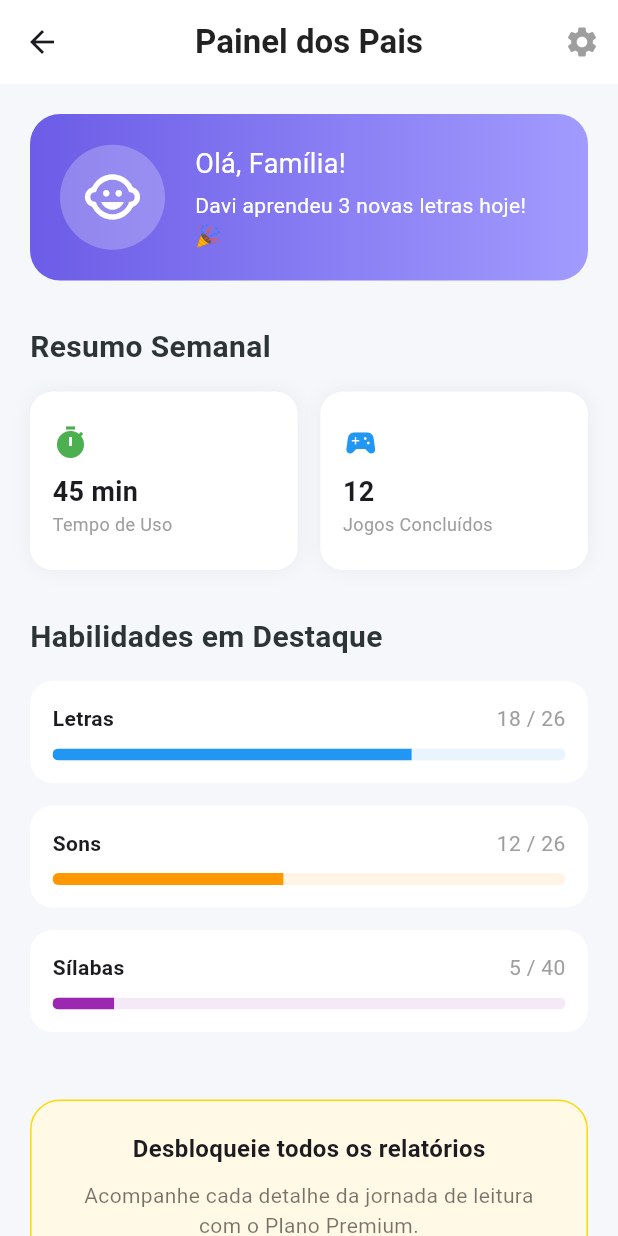
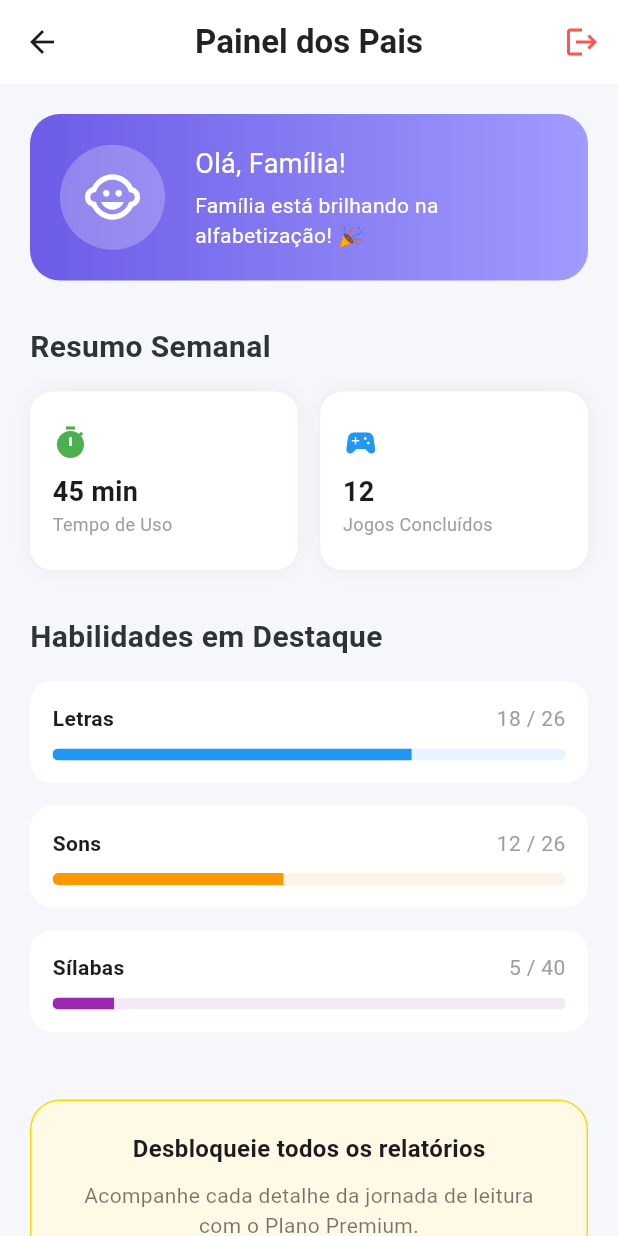
Before and after one commit to ZinuBernardo/missao-abc, a Flutter app: the ParentDashboardScreen screen opened directly, on a phone screen of 412 x 824 dp. Run offline on Flutter 3.47's test engine with Material 3 defaults, Android fonts, the phone set to English and light mode, and no system bars; our stand-ins replace audioplayers, cloud_firestore, firebase_auth, firebase_core, flutter_riverpod, lottie; accounts and stored records are empty; network calls fail.

Commit message:
feat: conecta todas as fases ao Firestore e torna o Painel dos Pais dinâmico

```diff
--- a/lib/features/auth/providers/auth_provider.dart
+++ b/lib/features/auth/providers/auth_provider.dart
@@ -22,3 +22,7 @@ class AuthNotifier extends StateNotifier<User?> {
     state = null;
   }
 }
+
+final authNotifierProvider = StateNotifierProvider<AuthNotifier, User?>((ref) {
+  return AuthNotifier();
+});
--- a/lib/features/auth/screens/landing_screen.dart
+++ b/lib/features/auth/screens/landing_screen.dart
@@ -2,10 +2,6 @@ import 'package:flutter/material.dart';
 import 'package:flutter_riverpod/flutter_riverpod.dart';
 import 'package:lottie/lottie.dart';
 import '../providers/auth_provider.dart';
-
-final authNotifierProvider = StateNotifierProvider<AuthNotifier, User?>((ref) {
-  return AuthNotifier();
-});
 
 class LandingScreen extends ConsumerWidget {
   const LandingScreen({super.key});
--- a/lib/features/parents_dashboard/screens/parent_dashboard_screen.dart
+++ b/lib/features/parents_dashboard/screens/parent_dashboard_screen.dart
@@ -1,10 +1,14 @@
 import 'package:flutter/material.dart';
+import 'package:flutter_riverpod/flutter_riverpod.dart';
+import '../../auth/providers/auth_provider.dart';
+import '../../auth/providers/profile_provider.dart';
 
-class ParentDashboardScreen extends StatelessWidget {
+class ParentDashboardScreen extends ConsumerWidget {
   const ParentDashboardScreen({super.key});
 
   @override
-  Widget build(BuildContext context) {
+  Widget build(BuildContext context, WidgetRef ref) {
+    final profile = ref.watch(profileProvider);
     return Scaffold(
       backgroundColor: const Color(0xFFF5F7FA),
       appBar: AppBar(
@@ -13,7 +17,13 @@ class ParentDashboardScreen extends StatelessWidget {
         elevation: 0,
         centerTitle: true,
         actions: [
-          IconButton(icon: const Icon(Icons.settings, color: Colors.grey), onPressed: () {}),
+          IconButton(
+            icon: const Icon(Icons.logout, color: Colors.redAccent),
+            onPressed: () {
+              ref.read(authNotifierProvider.notifier).signOut();
+              Navigator.pop(context);
+            },
+          ),
         ],
       ),
       body: SingleChildScrollView(
@@ -21,7 +31,7 @@ class ParentDashboardScreen extends StatelessWidget {
         child: Column(
           crossAxisAlignment: CrossAxisAlignment.start,
           children: [
-            _buildWelcomeCard(),
+            _buildWelcomeCard(profile?.name ?? "Família"),
             const SizedBox(height: 30),
             const Text(
               "Resumo Semanal",
@@ -46,7 +56,7 @@ class ParentDashboardScreen extends StatelessWidget {
     );
   }
 
-  Widget _buildWelcomeCard() {
+  Widget _buildWelcomeCard(String name) {
     return Container(
       padding: const EdgeInsets.all(20),
       decoration: BoxDecoration(
@@ -64,12 +74,12 @@ class ParentDashboardScreen extends StatelessWidget {
           Expanded(
             child: Column(
               crossAxisAlignment: CrossAxisAlignment.start,
-              children: const [
-                Text("Olá, Família!", style: TextStyle(color: Colors.white, fontSize: 18)),
-                SizedBox(height: 5),
+              children: [
+                const Text("Olá, Família!", style: TextStyle(color: Colors.white, fontSize: 18)),
+                const SizedBox(height: 5),
                 Text(
-                  "Davi aprendeu 3 novas letras hoje! 🎉",
-                  style: TextStyle(color: Colors.white, fontSize: 14, fontWeight: FontWeight.w400),
+                  "$name está brilhando na alfabetização! 🎉",
+                  style: const TextStyle(color: Colors.white, fontSize: 14, fontWeight: FontWeight.w400),
                 ),
               ],
             ),
```
Also changed, not shown: lib/features/pedagogy/screens/phase_three_screen.dart (+23 -8 lines), .github/workflows/ci.yaml.
